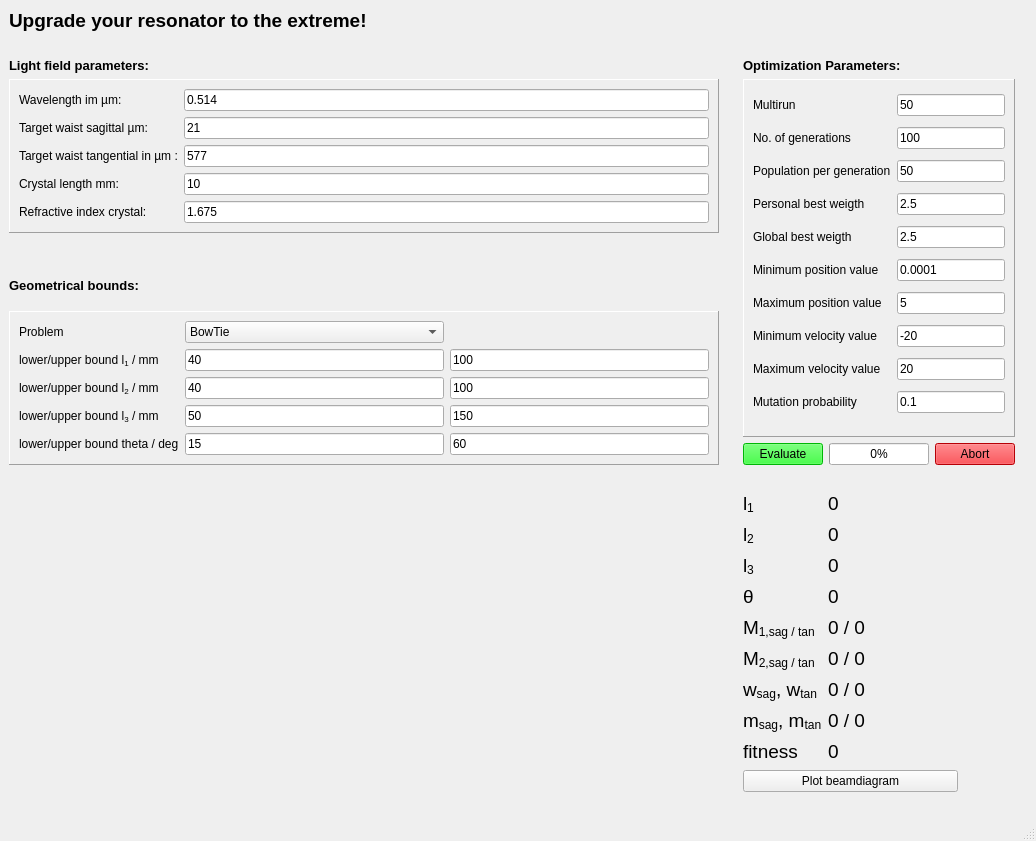
NiceLaserGuy/GRay-CAD-2, file assets/resonator_window.ui: the form before one commit.
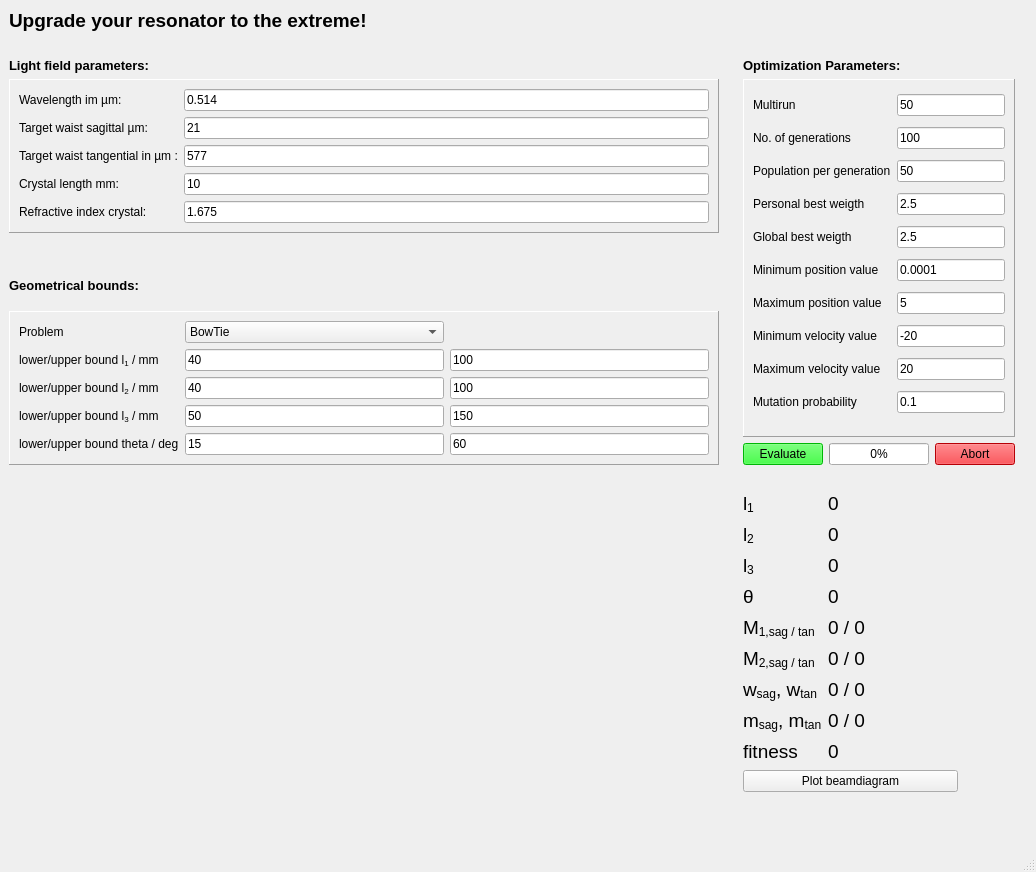
The form after the commit. Icons and pictures are not drawn.

What changed in the file:
```diff
--- a/assets/resonator_window.ui
+++ b/assets/resonator_window.ui
@@ -7,7 +7,7 @@
     <x>0</x>
     <y>0</y>
     <width>1036</width>
-    <height>841</height>
+    <height>872</height>
    </rect>
   </property>
   <property name="windowTitle">
```
Left out of the diff: 10 changed lines with no effect on the pictures.
